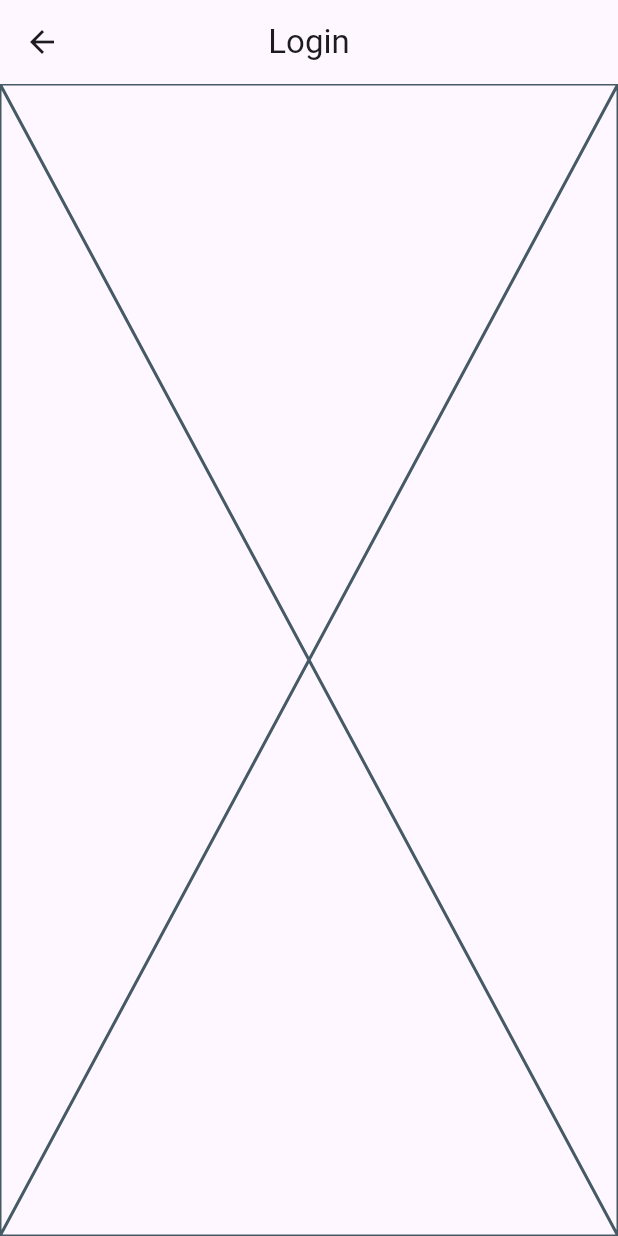
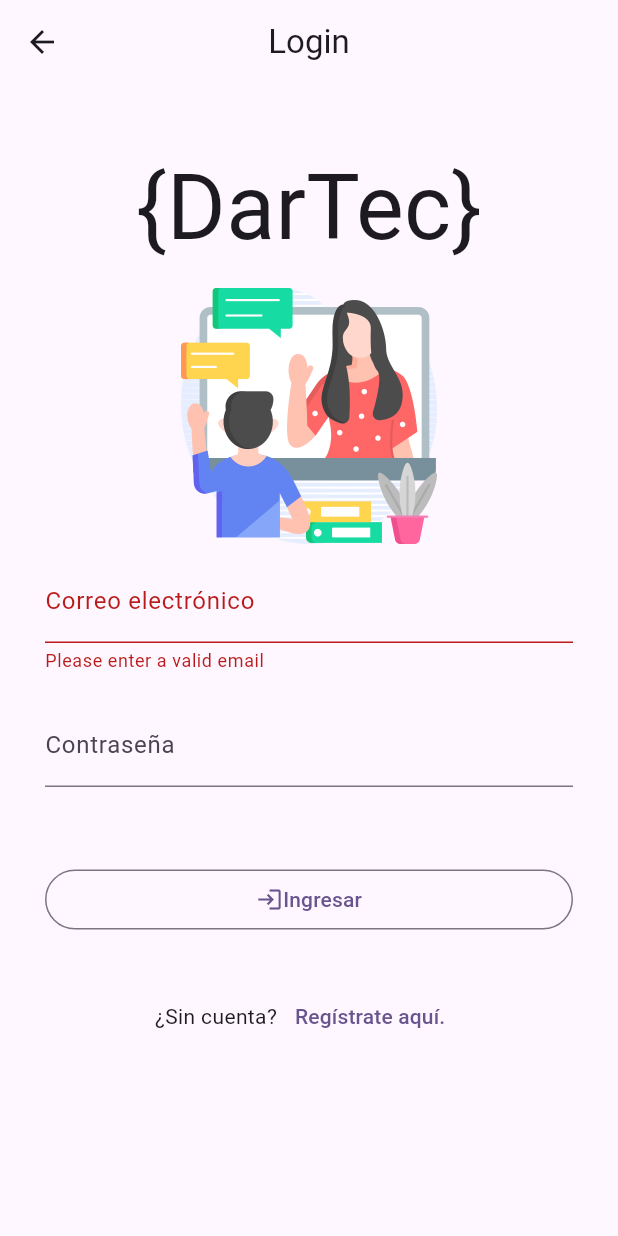
Before and after one commit to jmpt21/LoginApp_Flutter, a Flutter app: the screen it shows after launch, after a tap on the "navigate next" icon, on a phone screen of 412 x 824 dp. Run offline on Flutter 3.47's test engine with Material 2 defaults, Android fonts, the phone set to English and light mode, and no system bars; our stand-ins replace email_validator, firebase_core, flutter_riverpod, go_router; accounts and stored records are empty.

Commit message:
Design for Login and a small change in Home. Plus, added MultiDex.

```diff
--- a/lib/presentation/screens/home_screen.dart
+++ b/lib/presentation/screens/home_screen.dart
@@ -14,7 +14,10 @@ class HomeScreen extends StatelessWidget {
         title: const Text('Home', style: TextStyle(fontWeight: FontWeight.w800)),
         centerTitle: true,
       ),
-      body: Center(
+      body: SingleChildScrollView(
+        child: Padding(
+          padding: const EdgeInsets.symmetric(vertical: 250),
+          child: Center(
             child: Column(
                 mainAxisAlignment: MainAxisAlignment.center,
                 crossAxisAlignment: CrossAxisAlignment.center,
@@ -29,13 +32,15 @@ class HomeScreen extends StatelessWidget {
                     onPressed: () {
                       context.pushNamed(LoginScreen.routeName);
                     },
-                backgroundColor: Colors.cyanAccent,
-                splashColor: Colors.blueAccent,
-                tooltip: 'Ir al login',
+                    backgroundColor: Colors.blueAccent,
+                    /*splashColor: Colors.blueAccent,
+                    tooltip: 'Ir al login',*/
                     child: const Icon(Icons.navigate_next_outlined),
                   )
                 ]),
           ),
+        ),
+      ),
     );
   }
 }
--- a/lib/presentation/screens/login_screen.dart
+++ b/lib/presentation/screens/login_screen.dart
@@ -1,9 +1,22 @@
+import 'package:email_validator/email_validator.dart';
 import 'package:flutter/material.dart';
+import 'package:go_router/go_router.dart';
+import 'package:login_app/presentation/screens/register_screen.dart';
+import 'package:login_app/validation/pass_validation.dart';
 
-class LoginScreen extends StatelessWidget {
+class LoginScreen extends StatefulWidget {
   static const String routeName = 'login_screen';
 
   const LoginScreen({super.key});
+
+  @override
+  State<LoginScreen> createState() => _LoginScreenState();
+}
+
+class _LoginScreenState extends State<LoginScreen> {
+  late String email;
+  late String password;
+  late String? warningMessage = '';
 
   @override
   Widget build(BuildContext context) {
@@ -12,7 +25,88 @@ class LoginScreen extends StatelessWidget {
         title: const Text('Login'),
         centerTitle: true,
       ),
-      body: const Placeholder(),
+      body: SingleChildScrollView(
+        child: Padding(
+          padding: const EdgeInsets.symmetric(horizontal: 30, vertical: 40),
+          child: Center(
+            child: Column(
+              crossAxisAlignment: CrossAxisAlignment.center,
+              mainAxisAlignment: MainAxisAlignment.center,
+              children: [
+                Form(
+                  autovalidateMode: AutovalidateMode.always,
+                  child: Column(
+                    children: [
+                      const Text('{DarTec}',
+                          style: TextStyle(
+                              fontSize: 60, fontWeight: FontWeight.w400)),
+                      const SizedBox(height: 10),
+                      Image.asset('assets/img/logo.png', scale: 3),
+                      const SizedBox(height: 10),
+                      TextFormField(
+                          decoration: const InputDecoration(
+                              labelText: 'Correo electrónico'),
+                          validator: (value) => EmailValidator.validate(value!)
+                              ? null
+                              : 'Please enter a valid email',
+                          onChanged: (input) {
+                            setState(() {
+                              email = input;
+                            });
+                          }),
+                      const SizedBox(height: 20),
+                      TextField(
+                        obscureText: true,
+                        decoration: const InputDecoration(
+                            //hintText: 'Contraseña',
+                            labelText: 'Contraseña'),
+                        onChanged: (input) {
+                          setState(() {
+                            password = input;
+                            warningMessage = validatePassword(password);
+                          });
+                        },
+                      ),
+                      Row(
+                        children: [
+                          Expanded(
+                              child: (warningMessage == 'Success')
+                                  ? const Text('Contraseña fuerte',
+                                      style: TextStyle(color: Colors.green))
+                                  : Text(warningMessage!,
+                                      style: const TextStyle(color: Colors.red)))
+                        ],
+                      )
+                    ],
+                  ),
+                ),
+                const SizedBox(height: 30),
+                OutlinedButton(
+                    onPressed: () {
+                      // TODO: Método para enviar a Firbase
+
+                    },
+                    child: const Row(
+                      mainAxisAlignment: MainAxisAlignment.center,
+                      children: [Icon(Icons.login_outlined), Text('Ingresar')],
+                    )),
+                const SizedBox(height: 30),
+                Row(
+                  mainAxisAlignment: MainAxisAlignment.center,
+                  children: [
+                    const Text('¿Sin cuenta?'),
+                    TextButton(
+                        onPressed: () {
+                          context.pushNamed(RegisterScreen.routeName);
+                        },
+                        child: const Text('Regístrate aquí.'))
+                  ],
+                ),
+              ],
+            ),
+          ),
+        ),
+      ),
     );
   }
 }
--- a/pubspec.yaml
+++ b/pubspec.yaml
@@ -40,6 +40,7 @@ dependencies:
   cloud_firestore: ^4.9.0
   flutter_riverpod: ^2.3.7
   go_router: ^10.1.0
+  email_validator: ^2.1.17
 
 dev_dependencies:
   flutter_test:
@@ -64,9 +65,8 @@ flutter:
   uses-material-design: true
 
   # To add assets to your application, add an assets section, like this:
-  # assets:
-  #   - images/a_dot_burr.jpeg
-  #   - images/a_dot_ham.jpeg
+  assets:
+  - assets/img/logo.png
 
   # An image asset can refer to one or more resolution-specific "variants", see
   # https://flutter.dev/assets-and-images/#resolution-aware
```
Also changed, not shown: lib/validation/pass_validation.dart (added, +12 -0 lines), assets/img/logo.png (added), pubspec.lock, 3 other files. Lines whose indentation alone changed are shown as unchanged.
